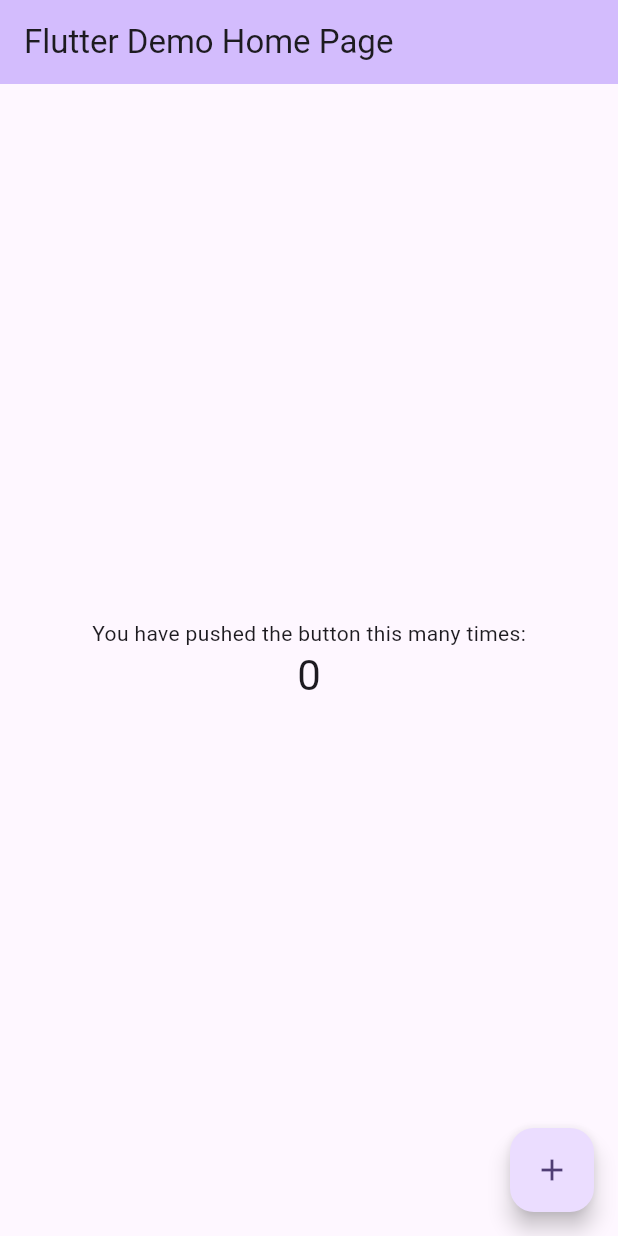
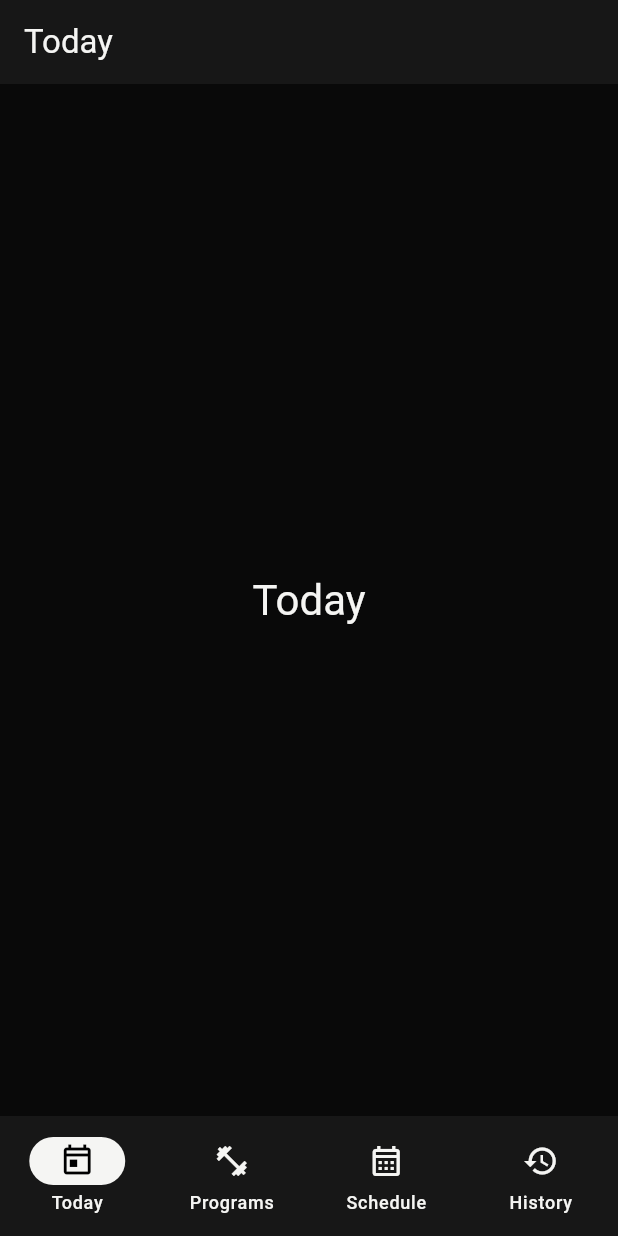
Before and after one commit to paranyu-lk/Flex-Gym-Application, a Flutter app: the screen it shows after launch, on a phone screen of 412 x 824 dp. Run offline on Flutter 3.47's test engine with Material 3 defaults, Android fonts, the phone set to English and light mode, and no system bars.

Commit message:
feat: add theme and bottom nav bar

```diff
--- a/lib/main.dart
+++ b/lib/main.dart
@@ -4,118 +4,118 @@ void main() {
   runApp(const MyApp());
 }
 
-class MyApp extends StatelessWidget {
+class MyApp extends StatefulWidget {
   const MyApp({super.key});
 
-  // This widget is the root of your application.
+  @override
+  State<MyApp> createState() => _MyAppState();
+}
+
+class _MyAppState extends State<MyApp> {
+  // Temporary theme demo: hot restart resets the app to dark mode.
+  ThemeMode _themeMode = ThemeMode.dark;
+
+  void _toggleTheme() {
+    setState(() {
+      _themeMode = _themeMode == ThemeMode.dark
+          ? ThemeMode.light
+          : ThemeMode.dark;
+    });
+  }
+
   @override
   Widget build(BuildContext context) {
     return MaterialApp(
       title: 'Flutter Demo',
+      themeMode: ThemeMode.dark,
       theme: ThemeData(
-        // This is the theme of your application.
-        //
-        // TRY THIS: Try running your application with "flutter run". You'll see
-        // the application has a purple toolbar. Then, without quitting the app,
-        // try changing the seedColor in the colorScheme below to Colors.green
-        // and then invoke "hot reload" (save your changes or press the "hot
-        // reload" button in a Flutter-supported IDE, or press "r" if you used
-        // the command line to start the app).
-        //
-        // Notice that the counter didn't reset back to zero; the application
-        // state is not lost during the reload. To reset the state, use hot
-        // restart instead.
-        //
-        // This works for code too, not just values: Most code changes can be
-        // tested with just a hot reload.
-        colorScheme: .fromSeed(seedColor: Colors.deepPurple),
+        colorScheme: const ColorScheme.light(
+          primary: Color(0xFF171717),
+          onPrimary: Color(0xFFF5F5F3),
+          secondary: Color(0xFF171717),
+          onSecondary: Color(0xFFF5F5F3),
+          secondaryContainer: Color(0xFF171717),
+          onSecondaryContainer: Color(0xFFF5F5F3),
+          surface: Color(0xFFF0F0F0),
+          onSurface: Color(0xFF171717),
+
+        ),
+        scaffoldBackgroundColor: const Color(0xFFFAFAFA),
       ),
-      home: const MyHomePage(title: 'Flutter Demo Home Page'),
+      darkTheme: ThemeData(
+        colorScheme: const ColorScheme.dark(
+          primary: Color(0xFFF5F5F3),
+          onPrimary: Color(0xFF090909),
+          surface: Color(0xFF171717),
+          onSurface: Color(0xFFF5F5F3),
+        ),
+        scaffoldBackgroundColor: const Color(0xFF090909),
+      ),
+      home: MyHomePage(
+        title: 'Flutter Demo Home Page',
+        onToggleTheme: _toggleTheme,
+      ),
     );
   }
 }
 
 class MyHomePage extends StatefulWidget {
-  const MyHomePage({super.key, required this.title});
+  const MyHomePage({
+    super.key,
+    required this.title,
+    required this.onToggleTheme,
+  });
 
-  // This widget is the home page of your application. It is stateful, meaning
-  // that it has a State object (defined below) that contains fields that affect
-  // how it looks.
-
-  // This class is the configuration for the state. It holds the values (in this
-  // case the title) provided by the parent (in this case the App widget) and
-  // used by the build method of the State. Fields in a Widget subclass are
-  // always marked "final".
 
   final String title;
+  final VoidCallback onToggleTheme;
 
   @override
   State<MyHomePage> createState() => _MyHomePageState();
 }
 
 class _MyHomePageState extends State<MyHomePage> {
-  int _counter = 0;
+  int _selectedIndex = 0;
 
-  void _incrementCounter() {
-    setState(() {
-      // This call to setState tells the Flutter framework that something has
-      // changed in this State, which causes it to rerun the build method below
-      // so that the display can reflect the updated values. If we changed
-      // _counter without calling setState(), then the build method would not be
-      // called again, and so nothing would appear to happen.
-      _counter++;
-    });
-  }
+  static const _pageTitles = ['Today', 'Programs', 'Schedule', 'History'];
 
   @override
   Widget build(BuildContext context) {
-    // This method is rerun every time setState is called, for instance as done
-    // by the _incrementCounter method above.
-    //
-    // The Flutter framework has been optimized to make rerunning build methods
-    // fast, so that you can just rebuild anything that needs updating rather
-    // than having to individually change instances of widgets.
     return Scaffold(
       appBar: AppBar(
-        // TRY THIS: Try changing the color here to a specific color (to
-        // Colors.amber, perhaps?) and trigger a hot reload to see the AppBar
-        // change color while the other colors stay the same.
-        backgroundColor: Theme.of(context).colorScheme.inversePrimary,
-        // Here we take the value from the MyHomePage object that was created by
-        // the App.build method, and use it to set our appbar title.
-        title: Text(widget.title),
+        backgroundColor: Theme.of(context).colorScheme.surface,
+        title: Text(_pageTitles[_selectedIndex]),
       ),
       body: Center(
-        // Center is a layout widget. It takes a single child and positions it
-        // in the middle of the parent.
-        child: Column(
-          // Column is also a layout widget. It takes a list of children and
-          // arranges them vertically. By default, it sizes itself to fit its
-          // children horizontally, and tries to be as tall as its parent.
-          //
-          // Column has various properties to control how it sizes itself and
-          // how it positions its children. Here we use mainAxisAlignment to
-          // center the children vertically; the main axis here is the vertical
-          // axis because Columns are vertical (the cross axis would be
-          // horizontal).
-          //
-          // TRY THIS: Invoke "debug painting" (choose the "Toggle Debug Paint"
-          // action in the IDE, or press "p" in the console), to see the
-          // wireframe for each widget.
-          mainAxisAlignment: .center,
-          children: [
-            const Text('You have pushed the button this many times:'),
-            Text(
-              '$_counter',
-              style: Theme.of(context).textTheme.headlineMedium,
-            ),
-          ],
+        child: Text(
+          _pageTitles[_selectedIndex],
+          style: Theme.of(context).textTheme.headlineMedium,
         ),
       ),
-      floatingActionButton: FloatingActionButton(
-        onPressed: _incrementCounter,
-        tooltip: 'Increment',
-        child: const Icon(Icons.add),
+      bottomNavigationBar: NavigationBar(
+        backgroundColor: Theme.of(context).colorScheme.surface,
+        indicatorColor: Theme.of(context).colorScheme.primary,
+        selectedIndex: _selectedIndex,
+        onDestinationSelected: (index) {
+          setState(() {
+            _selectedIndex = index;
+          });
+        },
+        destinations: const [
+          NavigationDestination(
+            icon: Icon(Icons.today_outlined),
+            label: 'Today',
+          ),
+          NavigationDestination(
+            icon: Icon(Icons.fitness_center),
+            label: 'Programs',
+          ),
+          NavigationDestination(
+            icon: Icon(Icons.calendar_month_outlined),
+            label: 'Schedule',
+          ),
+          NavigationDestination(icon: Icon(Icons.history), label: 'History'),
+        ],
       ),
     );
   }
```
